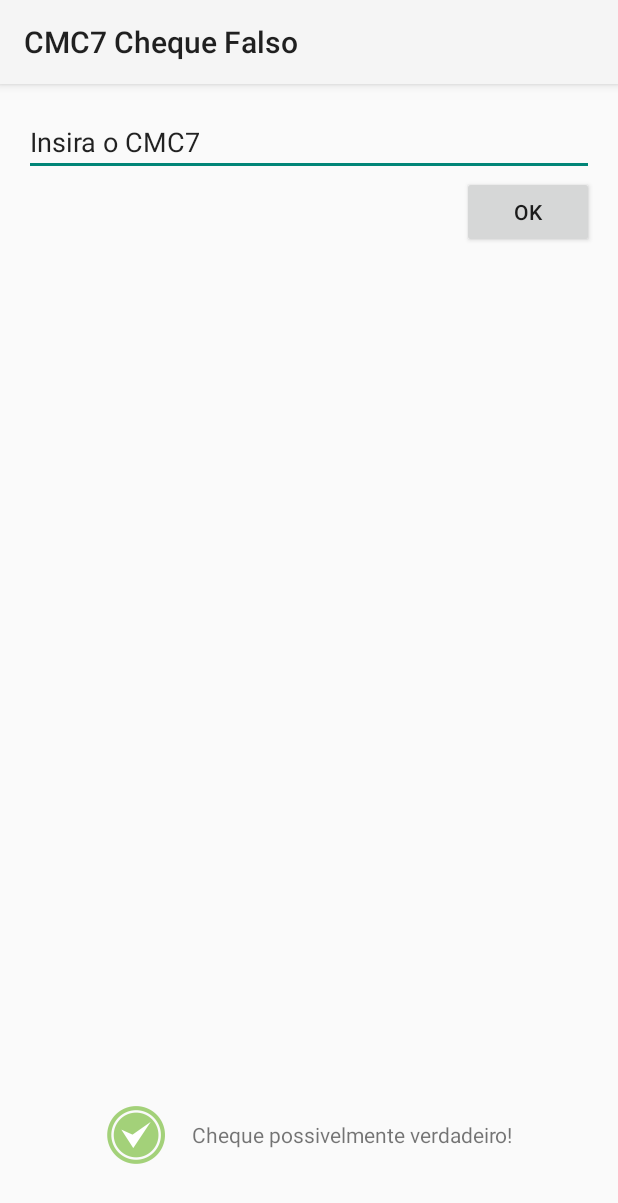
After one commit to pedrofsn/android-cmc7-cheque-falso, an Android app: the fragment FragmentValidacao shown on its own in the app's theme, on a phone screen of 412 x 824 dp. The commit adds this screen. Shown: the top 1203 px of the screen. Run offline under Robolectric (Android 15) with nearby library versions, the phone set to English and light mode, and no system bars.

Commit message:
Em andamento

```diff
--- a/app/src/main/AndroidManifest.xml
+++ b/app/src/main/AndroidManifest.xml
@@ -8,7 +8,7 @@
         android:label="@string/app_name"
         android:theme="@style/AppTheme" >
         <activity
-            android:name=".MyActivity"
+            android:name=".ActivityMain"
             android:label="@string/app_name" >
             <intent-filter>
                 <action android:name="android.intent.action.MAIN" />
--- /dev/null
+++ b/app/src/main/java/cmc7/cheque/falso/FragmentValidacao.java
@@ -0,0 +1,87 @@
+package cmc7.cheque.falso;
+
+import android.os.Bundle;
+import android.support.annotation.Nullable;
+import android.support.v4.app.Fragment;
+import android.view.LayoutInflater;
+import android.view.View;
+import android.view.ViewGroup;
+import android.widget.Button;
+import android.widget.EditText;
+import android.widget.ImageView;
+import android.widget.LinearLayout;
+import android.widget.TextView;
+import android.widget.Toast;
+
+/**
+ * Created by pedro.sousa on 21/10/2014.
+ */
+public class FragmentValidacao extends Fragment implements View.OnClickListener {
+
+    private EditText editTextCmc7;
+    private Button buttonOk;
+    private LinearLayout linearLayout;
+    private ImageView imageView;
+    private TextView textView;
+
+    private Validador validador;
+    private String cmc7;
+
+    public FragmentValidacao() {
+    }
+
+    @Override
+    public View onCreateView(LayoutInflater inflater, ViewGroup container,
+                             Bundle savedInstanceState) {
+        return inflater.inflate(R.layout.fragment_validacao, container, false);
+    }
+
+    @Override
+    public void onViewCreated(View view, @Nullable Bundle savedInstanceState) {
+        super.onViewCreated(view, savedInstanceState);
+        editTextCmc7 = (EditText) view.findViewById(R.id.editTextCmc7);
+        buttonOk = (Button) view.findViewById(R.id.buttonOk);
+        linearLayout = (LinearLayout) view.findViewById(R.id.linearLayout);
+        imageView = (ImageView) view.findViewById(R.id.imageView);
+        textView = (TextView) view.findViewById(R.id.textView);
+    }
+
+    @Override
+    public void onStart() {
+        super.onStart();
+
+        validador = new Validador();
+
+        buttonOk.setOnClickListener(this);
+    }
+
+    @Override
+    public void onClick(View view) {
+        switch (view.getId()) {
+            case R.id.buttonOk:
+                cmc7 = editTextCmc7.getText().toString();
+
+                if (cmc7 != null && !cmc7.equals("")) {
+                    if (validador.validarCMC7(cmc7)) {
+                        Toast.makeText(getActivity(), "Cheque verdadeiro", Toast.LENGTH_SHORT).show();
+                    } else {
+                        Toast.makeText(getActivity(), "Cheque possivelmente falso", Toast.LENGTH_SHORT).show();
+                    }
+                } else {
+                    Toast.makeText(getActivity(), "Preencha o campo de CMC7", Toast.LENGTH_SHORT).show();
+                }
+
+                break;
+        }
+    }
+
+    private void setResultadoValidacaoCheque(boolean caso) {
+        if(caso) {
+
+        } else {
+
+        }
+
+        //imageView.setBackground(R.id.ic);
+    }
+}
--- /dev/null
+++ b/app/src/main/res/layout/fragment_validacao.xml
@@ -0,0 +1,51 @@
+<RelativeLayout xmlns:android="http://schemas.android.com/apk/res/android"
+    xmlns:tools="http://schemas.android.com/tools"
+    android:layout_width="match_parent"
+    android:layout_height="match_parent"
+    android:paddingLeft="@dimen/activity_horizontal_margin"
+    android:paddingRight="@dimen/activity_horizontal_margin"
+    android:paddingTop="@dimen/activity_vertical_margin"
+    android:paddingBottom="@dimen/activity_vertical_margin"
+    tools:context=".MyActivity$PlaceholderFragment">
+
+    <EditText
+        android:id="@+id/editTextCmc7"
+        android:text="@string/insira_cmc7"
+        android:layout_width="match_parent"
+        android:layout_height="wrap_content" />
+
+    <Button
+        android:layout_width="wrap_content"
+        android:layout_height="wrap_content"
+        android:text="@android:string/ok"
+        android:id="@+id/buttonOk"
+        android:layout_below="@+id/editTextCmc7"
+        android:layout_alignParentRight="true"
+        android:layout_alignParentEnd="true" />
+
+    <LinearLayout
+        android:layout_width="match_parent"
+        android:layout_height="wrap_content"
+        android:id="@+id/linearLayout"
+        android:gravity="center"
+        android:layout_marginBottom="30dp"
+        android:orientation="horizontal"
+        android:layout_alignParentBottom="true"
+        android:layout_centerHorizontal="true">
+
+        <ImageView
+            android:id="@+id/imageView"
+            android:layout_width="wrap_content"
+            android:layout_height="wrap_content"
+            android:background="@drawable/ic_positivo" />
+
+        <TextView
+            android:id="@+id/textView"
+            android:layout_width="wrap_content"
+            android:layout_marginLeft="@dimen/activity_horizontal_margin"
+            android:layout_height="wrap_content"
+            android:text="@string/cheque_verdadeiro_verdadeiro" />
+    </LinearLayout>
+
+
+</RelativeLayout>
--- a/app/src/main/res/values/strings.xml
+++ b/app/src/main/res/values/strings.xml
@@ -2,7 +2,8 @@
 <resources>
 
     <string name="app_name">"CMC7 Cheque Falso "</string>
-    <string name="hello_world">Hello world!</string>
-    <string name="action_settings">Settings</string>
+    <string name="insira_cmc7">Insira o CMC7</string>
+    <string name="cheque_verdadeiro_verdadeiro">Cheque possivelmente verdadeiro!</string>
+    <string name="cheque_verdadeiro_falso">Cheque possivelmente falsificado!</string>
 
 </resources>
```
Also changed, not shown: app/src/main/java/cmc7/cheque/falso/ActivityMain.java (renamed from app/src/main/java/cmc7/cheque/falso/MyActivity.java, +5 -25 lines), app/src/main/java/cmc7/cheque/falso/Validador.java (added, +98 -0 lines), app/src/main/res/layout/fragment_my.xml (deleted, +0 -16 lines), app/src/main/res/drawable-hdpi/ic_negativo.9.png (added), app/src/main/res/drawable-hdpi/ic_positivo.9.png (added), app/src/main/res/drawable-mdpi/ic_negativo.9.png (added), app/src/main/res/drawable-mdpi/ic_positivo.9.png (added), app/src/main/res/drawable-xhdpi/ic_negativo.9.png (added), app/src/main/res/drawable-xhdpi/ic_positivo.9.png (added), app/src/main/res/drawable-xxhdpi/ic_negativo.9.png (added), app/src/main/res/drawable-xxhdpi/ic_positivo.9.png (added), app/src/main/res/layout/activity_main.xml (renamed from app/src/main/res/layout/activity_my.xml).
